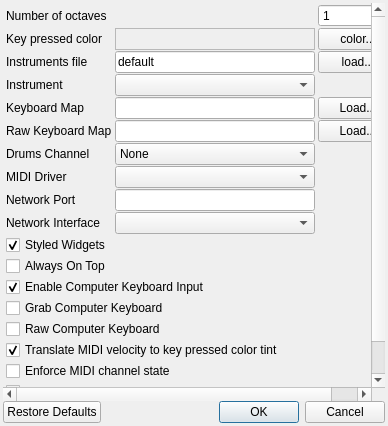
This is trunk/desktop/src/preferences.ui in svn2github/vmpk as Qt 5 draws it before an edit. The edited form follows.
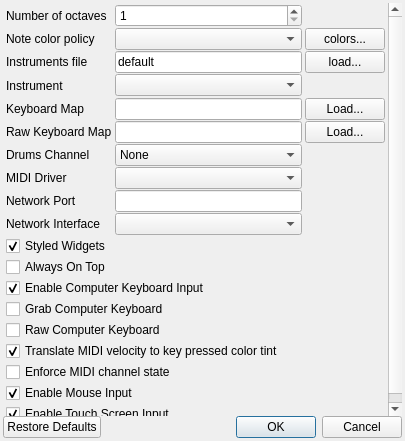
This is the edited form. Icons and pictures are not drawn.

Commit message: * Note highlight color policies: single, double, channels, chromatic scale. * Color palette dialog

The edit to the form file:
```diff
--- a/trunk/desktop/src/preferences.ui
+++ b/trunk/desktop/src/preferences.ui
@@ -23,8 +23,8 @@
    <rect>
     <x>0</x>
     <y>0</y>
-    <width>388</width>
-    <height>426</height>
+    <width>405</width>
+    <height>441</height>
    </rect>
   </property>
   <property name="windowTitle">
@@ -61,8 +61,8 @@
        <rect>
         <x>0</x>
         <y>0</y>
-        <width>382</width>
-        <height>397</height>
+        <width>399</width>
+        <height>408</height>
        </rect>
       </property>
       <property name="minimumSize">
@@ -93,7 +93,7 @@
        <property name="verticalSpacing">
         <number>1</number>
        </property>
-       <item row="0" column="0" colspan="2">
+       <item row="0" column="0">
         <widget class="QLabel" name="lblNumOctaves">
          <property name="sizePolicy">
           <sizepolicy hsizetype="Minimum" vsizetype="Expanding">
@@ -109,20 +109,7 @@
          </property>
         </widget>
        </item>
-       <item row="0" column="2">
-        <widget class="QSpinBox" name="spinNumOctaves">
-         <property name="whatsThis">
-          <string>The number of octaves, from 1 to 10. Each octave has 12 keys: 7 white and 5 black. The MIDI standard has 128 notes, but not all instruments can play all of them.</string>
-         </property>
-         <property name="minimum">
-          <number>1</number>
-         </property>
-         <property name="maximum">
-          <number>9</number>
-         </property>
-        </widget>
-       </item>
-       <item row="1" column="0">
+       <item row="2" column="0">
         <widget class="QLabel" name="lblKeyPressColor">
          <property name="sizePolicy">
           <sizepolicy hsizetype="Minimum" vsizetype="Preferred">
@@ -131,40 +118,24 @@
           </sizepolicy>
          </property>
          <property name="text">
-          <string>Key pressed color</string>
+          <string>Note color policy</string>
          </property>
-        </widget>
-       </item>
-       <item row="1" column="1">
-        <widget class="QLabel" name="lblColorName">
-         <property name="sizePolicy">
-          <sizepolicy hsizetype="Expanding" vsizetype="Preferred">
-           <horstretch>0</horstretch>
-           <verstretch>0</verstretch>
-          </sizepolicy>
+         <property name="buddy">
+          <cstring>cboColorPolicy</cstring>
          </property>
-         <property name="whatsThis">
-          <string>This box displays the highligh color and code used to paint the keys that are being activated.</string>
-         </property>
-         <property name="frameShape">
-          <enum>QFrame::StyledPanel</enum>
-         </property>
-         <property name="frameShadow">
-          <enum>QFrame::Sunken</enum>
-         </property>
         </widget>
        </item>
-       <item row="1" column="2">
+       <item row="2" column="2">
         <widget class="QPushButton" name="btnColor">
          <property name="whatsThis">
           <string>Press this button to change the highligh color used to paint the keys that are being activated.</string>
          </property>
          <property name="text">
-          <string>color...</string>
+          <string>colors...</string>
          </property>
         </widget>
        </item>
-       <item row="2" column="0">
+       <item row="3" column="0">
         <widget class="QLabel" name="lblFileInstrument">
          <property name="sizePolicy">
           <sizepolicy hsizetype="Minimum" vsizetype="Preferred">
@@ -180,7 +151,7 @@
          </property>
         </widget>
        </item>
-       <item row="2" column="1">
+       <item row="3" column="1">
         <widget class="QLineEdit" name="txtFileInstrument">
          <property name="minimumSize">
           <size>
@@ -199,7 +170,7 @@
          </property>
         </widget>
        </item>
-       <item row="2" column="2">
+       <item row="3" column="2">
         <widget class="QPushButton" name="btnInstrument">
          <property name="whatsThis">
           <string>Press this button to load an instruments definition file from disk.</string>
@@ -209,7 +180,7 @@
          </property>
         </widget>
        </item>
-       <item row="3" column="0" rowspan="2">
+       <item row="4" column="0" rowspan="2">
         <widget class="QLabel" name="lblInstrument">
          <property name="sizePolicy">
           <sizepolicy hsizetype="Minimum" vsizetype="Preferred">
@@ -225,26 +196,7 @@
          </property>
         </widget>
        </item>
-       <item row="3" column="1" rowspan="2">
-        <widget class="QComboBox" name="cboInstrument">
-         <property name="sizePolicy">
-          <sizepolicy hsizetype="Expanding" vsizetype="Fixed">
-           <horstretch>0</horstretch>
-           <verstretch>0</verstretch>
-          </sizepolicy>
-         </property>
-         <property name="minimumSize">
-          <size>
-           <width>200</width>
-           <height>0</height>
-          </size>
-         </property>
-         <property name="whatsThis">
-          <string>Change the instrument definition being currently used. Each instruments definition file may hold several instruments on it.</string>
-         </property>
-        </widget>
-       </item>
-       <item row="5" column="0">
+       <item row="6" column="0">
         <widget class="QLabel" name="lblKmap">
          <property name="text">
           <string>Keyboard Map</string>
@@ -254,17 +206,17 @@
          </property>
         </widget>
        </item>
-       <item row="5" column="1">
+       <item row="6" column="1">
         <widget class="QLineEdit" name="txtFileKmap"/>
        </item>
-       <item row="5" column="2">
+       <item row="6" column="2">
         <widget class="QPushButton" name="btnKmap">
          <property name="text">
           <string>Load...</string>
          </property>
         </widget>
        </item>
-       <item row="6" column="0">
+       <item row="7" column="0">
         <widget class="QLabel" name="lblRawKmap">
          <property name="text">
           <string>Raw Keyboard Map</string>
@@ -274,17 +226,17 @@
          </property>
         </widget>
        </item>
-       <item row="6" column="1">
+       <item row="7" column="1">
         <widget class="QLineEdit" name="txtFileRawKmap"/>
        </item>
-       <item row="6" column="2">
+       <item row="7" column="2">
         <widget class="QPushButton" name="btnRawKmap">
          <property name="text">
           <string>Load...</string>
          </property>
         </widget>
        </item>
-       <item row="7" column="0">
+       <item row="8" column="0">
         <widget class="QLabel" name="lblDrumsChannel">
          <property name="text">
           <string>Drums Channel</string>
@@ -294,7 +246,7 @@
          </property>
         </widget>
        </item>
-       <item row="7" column="1">
+       <item row="8" column="1">
         <widget class="QComboBox" name="cboDrumsChannel">
          <item>
           <property name="text">
@@ -378,7 +330,7 @@
          </item>
         </widget>
        </item>
-       <item row="9" column="0">
+       <item row="10" column="0">
         <widget class="QLabel" name="lblNetworkPort">
          <property name="text">
           <string>Network Port</string>
@@ -388,10 +340,10 @@
          </property>
         </widget>
        </item>
-       <item row="9" column="1">
+       <item row="10" column="1">
         <widget class="QLineEdit" name="txtNetworkPort"/>
        </item>
-       <item row="11" column="0">
+       <item row="12" column="0" colspan="3">
         <widget class="QCheckBox" name="chkStyledKnobs">
          <property name="whatsThis">
           <string>Change the widget (knobs, switches) style, either using the custom look or reverting to the style selected in qtconfig.</string>
@@ -404,7 +356,7 @@
          </property>
         </widget>
        </item>
-       <item row="12" column="0">
+       <item row="13" column="0" colspan="3">
         <widget class="QCheckBox" name="chkAlwaysOnTop">
          <property name="whatsThis">
           <string>Check this box to keep the keyboard window always visible, on top of other windows.</string>
@@ -414,7 +366,7 @@
          </property>
         </widget>
        </item>
-       <item row="15" column="0" colspan="2">
+       <item row="16" column="0" colspan="3">
         <widget class="QCheckBox" name="chkRawKeyboard">
          <property name="whatsThis">
           <string>&lt;!DOCTYPE HTML PUBLIC &quot;-//W3C//DTD HTML 4.0//EN&quot; &quot;http://www.w3.org/TR/REC-html40/strict.dtd&quot;&gt;
@@ -431,7 +383,7 @@
          </property>
         </widget>
        </item>
-       <item row="16" column="0" colspan="2">
+       <item row="17" column="0" colspan="3">
         <widget class="QCheckBox" name="chkVelocityColor">
          <property name="text">
           <string>Translate MIDI velocity to key pressed color tint</string>
@@ -441,7 +393,7 @@
          </property>
         </widget>
        </item>
-       <item row="14" column="0" colspan="2">
+       <item row="15" column="0" colspan="3">
         <widget class="QCheckBox" name="chkGrabKb">
          <property name="whatsThis">
           <string>&lt;!DOCTYPE HTML PUBLIC &quot;-//W3C//DTD HTML 4.0//EN&quot; &quot;http://www.w3.org/TR/REC-html40/strict.dtd&quot;&gt;
@@ -455,7 +407,7 @@
          </property>
         </widget>
        </item>
-       <item row="10" column="0">
+       <item row="11" column="0">
         <widget class="QLabel" name="lblNetworkIface">
          <property name="text">
           <string>Network Interface</string>
@@ -465,10 +417,10 @@
          </property>
         </widget>
        </item>
-       <item row="10" column="1">
+       <item row="11" column="1">
         <widget class="QComboBox" name="cboNetworkIface"/>
        </item>
-       <item row="8" column="0">
+       <item row="9" column="0">
         <widget class="QLabel" name="lblMIDIDriver">
          <property name="text">
           <string>MIDI Driver</string>
@@ -478,17 +430,17 @@
          </property>
         </widget>
        </item>
-       <item row="8" column="1">
+       <item row="9" column="1">
         <widget class="QComboBox" name="cboMIDIDriver"/>
        </item>
-       <item row="17" column="0" colspan="2">
+       <item row="18" column="0" colspan="3">
         <widget class="QCheckBox" name="chkEnforceChannelState">
          <property name="text">
           <string>Enforce MIDI channel state</string>
          </property>
         </widget>
        </item>
-       <item row="20" column="0" colspan="2">
+       <item row="21" column="0" colspan="3">
         <widget class="QCheckBox" name="chkEnableTouch">
          <property name="text">
           <string>Enable Touch Screen Input</string>
@@ -498,7 +450,7 @@
          </property>
         </widget>
        </item>
-       <item row="19" column="0" colspan="2">
+       <item row="20" column="0" colspan="3">
         <widget class="QCheckBox" name="chkEnableMouse">
          <property name="text">
           <string>Enable Mouse Input</string>
@@ -508,7 +460,7 @@
          </property>
         </widget>
        </item>
-       <item row="13" column="0" colspan="2">
+       <item row="14" column="0" colspan="3">
         <widget class="QCheckBox" name="chkEnableKeyboard">
          <property name="text">
           <string>Enable Computer Keyboard Input</string>
@@ -518,6 +470,29 @@
          </property>
         </widget>
        </item>
+       <item row="2" column="1">
+        <widget class="QComboBox" name="cboColorPolicy"/>
+       </item>
+       <item row="0" column="1">
+        <widget class="QSpinBox" name="spinNumOctaves">
+         <property name="whatsThis">
+          <string>The number of octaves, from 1 to 10. Each octave has 12 keys: 7 white and 5 black. The MIDI standard has 128 notes, but not all instruments can play all of them.</string>
+         </property>
+         <property name="minimum">
+          <number>1</number>
+         </property>
+         <property name="maximum">
+          <number>9</number>
+         </property>
+        </widget>
+       </item>
+       <item row="4" column="1">
+        <widget class="QComboBox" name="cboInstrument">
+         <property name="whatsThis">
+          <string>Change the instrument definition being currently used. Each instruments definition file may hold several instruments on it.</string>
+         </property>
+        </widget>
+       </item>
       </layout>
      </widget>
     </widget>
```
Left out of the diff: 2 changed lines with no effect on the pictures. The commit also changes 21 other files.
